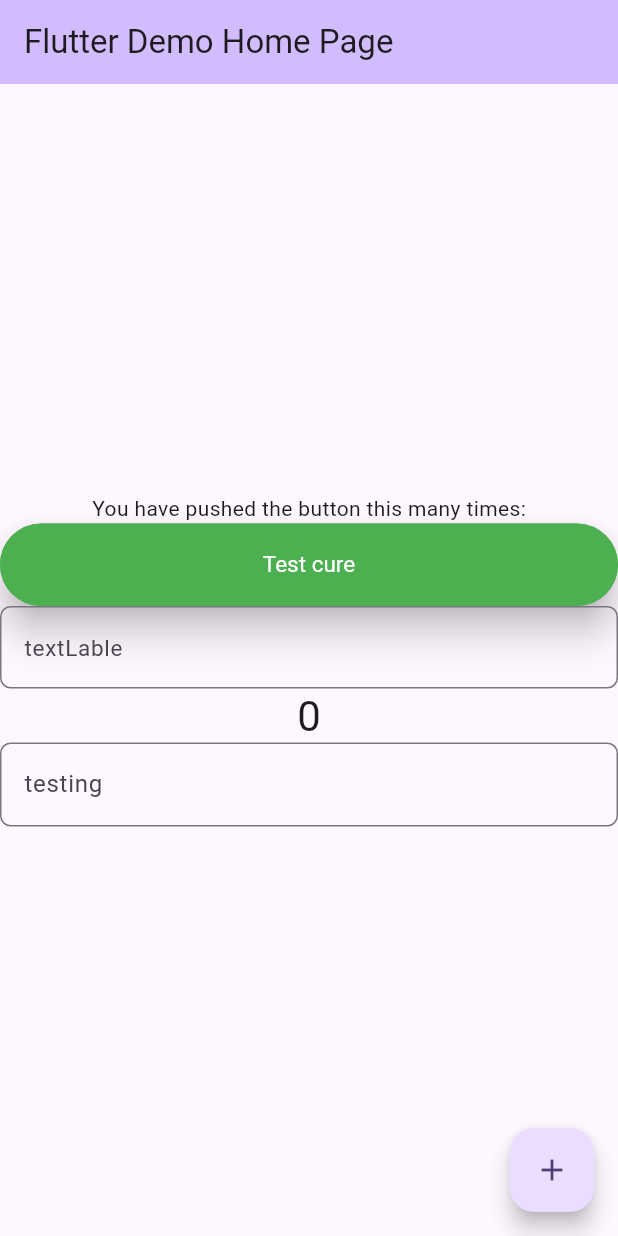
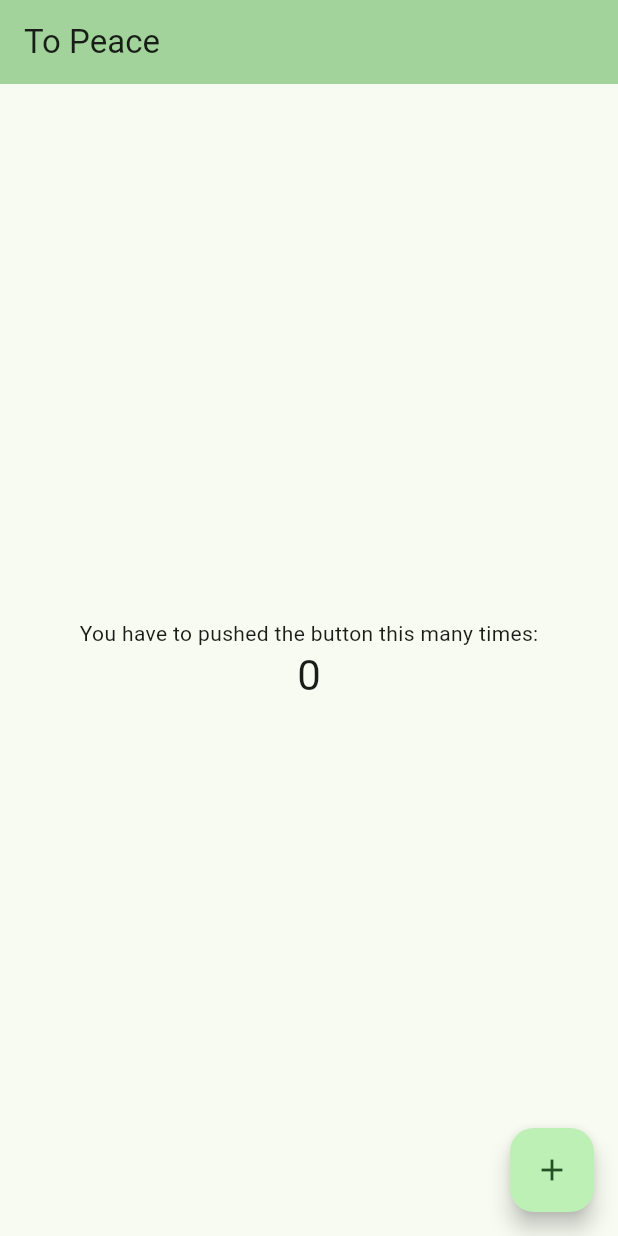
Before and after one commit to billthecoder046/ToPeace, a Flutter app: the screen it shows after launch, on a phone screen of 412 x 824 dp. Run offline on Flutter 3.47's test engine with Material 2 defaults, Android fonts, the phone set to English and light mode, and no system bars.

Commit message:
Fixed the error of importing for all

```diff
--- a/to_peace/lib/main.dart
+++ b/to_peace/lib/main.dart
@@ -1,7 +1,9 @@
 import 'package:flutter/material.dart';
-import 'package:to_peace/widgets/input_text.dart';
-import 'package:to_peace/widgets/standard_button.dart';
-import 'package:to_peace/widgets/text_input_form.dart';
+import 'package:to_peace/utils/colors.dart';
+
+// import 'package:to_peace/widgets/input_text.dart';
+// import 'package:to_peace/widgets/standard_button.dart';
+// import 'package:to_peace/widgets/text_input_form.dart';
 
 void main() {
   runApp(const MyApp());
@@ -15,12 +17,12 @@ class MyApp extends StatelessWidget {
   Widget build(BuildContext context) {
     return MaterialApp(
       debugShowCheckedModeBanner: false,
-      title: 'Flutter Demo',
+      title: 'To Peace',
       theme: ThemeData(
-        colorScheme: ColorScheme.fromSeed(seedColor: Colors.deepPurple),
+        colorScheme: ColorScheme.fromSeed(seedColor: toPeaceGreen),
         useMaterial3: true,
       ),
-      home: const MyHomePage(title: 'Flutter Demo Home Page'),
+      home: const MyHomePage(title: 'To Peace'),
     );
   }
 }
@@ -36,7 +38,6 @@ class MyHomePage extends StatefulWidget {
 
 class _MyHomePageState extends State<MyHomePage> {
   int _counter = 0;
-  TextEditingController testController = TextEditingController();
   void _incrementCounter() {
     setState(() {
       _counter++;
@@ -57,26 +58,12 @@ class _MyHomePageState extends State<MyHomePage> {
           mainAxisAlignment: MainAxisAlignment.center,
           children: <Widget>[
             const Text(
-              'You have pushed the button this many times:',
+              'You have to pushed the button this many times:',
             ),
-            StandardButton(onPressed: () {}, text: 'Test cure'),
-            TextInputForm(
-                inputController: testController,
-                textLable: 'textLable',
-                textHint: 'textHint',
-                validatorMessage: 'validatorMessage',
-                isPassword: false,
-                autoCorrect: false),
             Text(
               '$_counter',
               style: Theme.of(context).textTheme.headlineMedium,
             ),
-            TextInput(
-              isPassword: false,
-              textLable: 'testing',
-              textHint: 'test',
-              inputController: testController,
-            )
           ],
         ),
       ),
--- a/to_peace/lib/utils/sizes.dart
+++ b/to_peace/lib/utils/sizes.dart
@@ -1 +1,2 @@
 const double defaultSize = 15;
+const sizeHow = 15;
--- a/to_peace/lib/widgets/standard_button.dart
+++ b/to_peace/lib/widgets/standard_button.dart
@@ -1,7 +1,7 @@
 import 'package:flutter/material.dart';
-import 'package:to_peace/utils/sizes.dart';
 
 import '../utils/colors.dart';
+import '../utils/sizes.dart';
 
 class StandardButton extends StatelessWidget {
   final String text;
```
